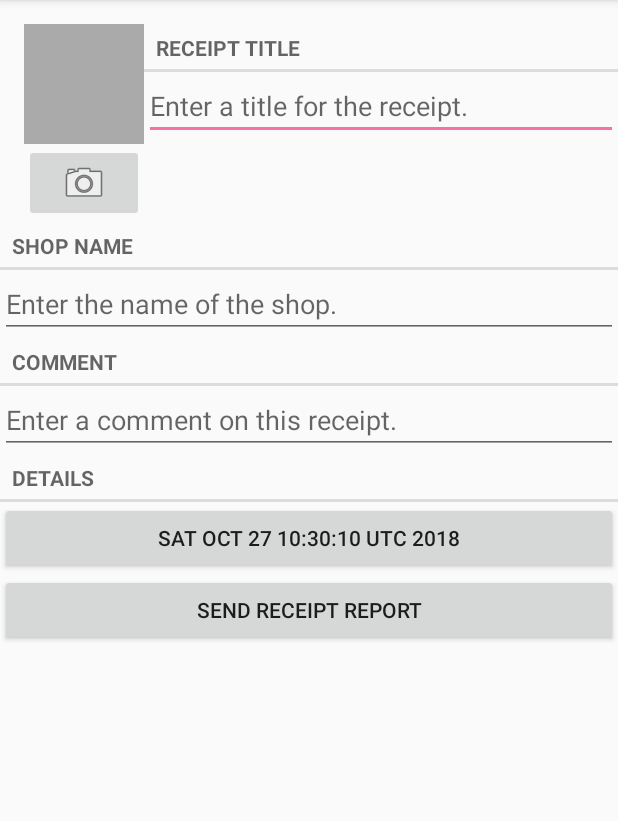
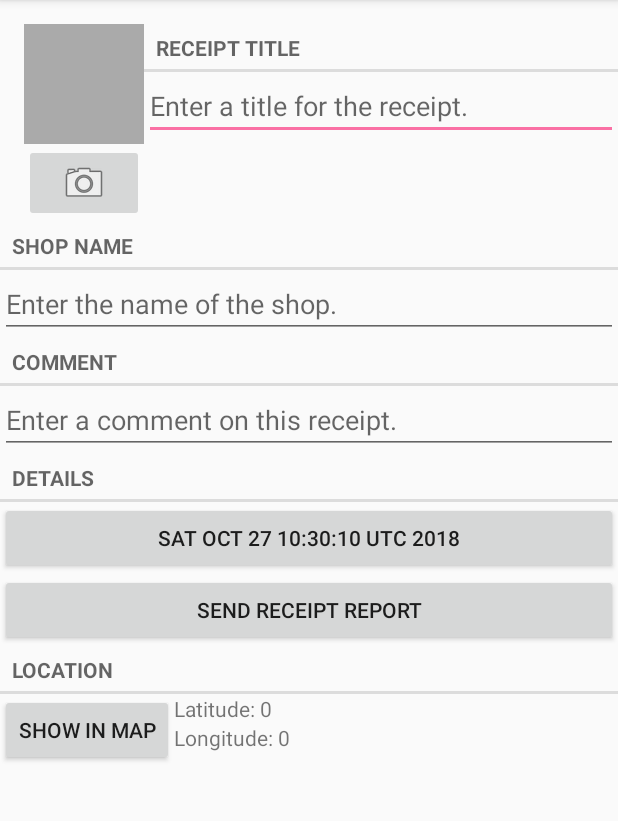
Before and after one commit to usc-sba006/MyReceipts, an Android app: the screen it shows after launch (ReceiptPagerActivity), after a tap on "New Receipt", on a phone screen of 412 x 824 dp, the part 84-905 px from its top. Run offline under Robolectric (Android 15) with nearby library versions, the phone set to English and light mode, and no system bars.

Commit message:
Added button and TextViews for the location stuff, and updated SQLite database structure with longitude and latitude (long datatype, which makes it comically annoying when I have to write "long mLongitude" everywhere).
TextViews update using their own updateLatitude() and updateLongitude() methods, which will also be called as part of the maps activity.

Right now, the "Show in map" button is not wired at all. Next step is to implement MapsActivity and wire it all together.

```diff
--- a/app/src/main/java/com/bignerdranch/android/myreceipts/Receipt.java
+++ b/app/src/main/java/com/bignerdranch/android/myreceipts/Receipt.java
@@ -9,6 +9,8 @@ public class Receipt {
     private String mShop; //edit
     private String mComment; //edit2
     private Date mDate;
+    private long mLatitude;
+    private long mLongitude;
 
     public UUID getId() {
         return mId;
@@ -45,6 +47,14 @@ public class Receipt {
         this.mDate = mDate;
     }
 
+    public long getLatitude() { return mLatitude; }
+
+    public void setLatitude(long mLatitude) { this.mLatitude = mLatitude; }
+
+    public long getLongitude() { return mLongitude; }
+
+    public void setLongitude(long mLongitude) { this.mLongitude = mLongitude; }
+
     public String getPhotoFilename() {
         return "IMG_" + getId().toString() + ".jpg";
     }
--- a/app/src/main/java/com/bignerdranch/android/myreceipts/ReceiptFragment.java
+++ b/app/src/main/java/com/bignerdranch/android/myreceipts/ReceiptFragment.java
@@ -23,6 +23,7 @@ import android.widget.Button;
 import android.widget.EditText;
 import android.widget.ImageButton;
 import android.widget.ImageView;
+import android.widget.TextView;
 
 import java.io.File;
 import java.util.Date;
@@ -45,6 +46,9 @@ public class ReceiptFragment extends Fragment {
     private Button mReportButton;
     private ImageButton mPhotoButton;
     private ImageView mPhotoView;
+    private Button mMapButton;
+    private TextView mLatitudeView;
+    private TextView mLongitudeView;
 
     public static ReceiptFragment newInstance(UUID receiptId) {
         Bundle args = new Bundle();
@@ -191,6 +195,14 @@ public class ReceiptFragment extends Fragment {
         mPhotoView = (ImageView) v.findViewById(R.id.receipt_photo);
         updatePhotoView();
 
+        mMapButton = (Button) v.findViewById(R.id.receipt_map);
+
+        mLatitudeView = (TextView) v.findViewById(R.id.receipt_latitude);
+        updateLatitude();
+
+        mLongitudeView = (TextView) v.findViewById(R.id.receipt_longitude);
+        updateLongitude();
+
         return v;
     }
 
@@ -244,6 +256,18 @@ public class ReceiptFragment extends Fragment {
         mDateButton.setText(mReceipt.getDate().toString());
     }
 
+    private void updateLatitude() {
+        String latitudeString = getString(R.string.receipt_latitude,
+                Long.toString(mReceipt.getLatitude()));
+        mLatitudeView.setText(latitudeString);
+    }
+
+    private void updateLongitude() {
+        String longitudeString = getString(R.string.receipt_longitude,
+                Long.toString(mReceipt.getLongitude()));
+        mLongitudeView.setText(longitudeString);
+    }
+
     private String getReceiptReport() {
         String dateFormat = "EEE, MMM dd";
         String dateString = DateFormat.format(dateFormat,
--- a/app/src/main/java/com/bignerdranch/android/myreceipts/ReceiptLab.java
+++ b/app/src/main/java/com/bignerdranch/android/myreceipts/ReceiptLab.java
@@ -102,6 +102,8 @@ public class ReceiptLab {
         values.put(ReceiptDbSchema.ReceiptTable.Cols.SHOP, receipt.getShop()); //edit
         values.put(ReceiptDbSchema.ReceiptTable.Cols.COMMENT, receipt.getComment()); //edit2
         values.put(ReceiptDbSchema.ReceiptTable.Cols.DATE, receipt.getDate().getTime());
+        values.put(ReceiptDbSchema.ReceiptTable.Cols.LATITUDE, receipt.getLatitude());
+        values.put(ReceiptDbSchema.ReceiptTable.Cols.LONGITUDE, receipt.getLongitude());
 
         return values;
     }
--- a/app/src/main/java/database/ReceiptBaseHelper.java
+++ b/app/src/main/java/database/ReceiptBaseHelper.java
@@ -22,7 +22,9 @@ public class ReceiptBaseHelper extends SQLiteOpenHelper {
                 ReceiptTable.Cols.TITLE + ", " +
                 ReceiptTable.Cols.SHOP + ", " + //edit
                 ReceiptTable.Cols.COMMENT + ", " + //edit2
-                ReceiptTable.Cols.DATE +
+                ReceiptTable.Cols.DATE + ", " +
+                ReceiptTable.Cols.LATITUDE + ", " +
+                ReceiptTable.Cols.LONGITUDE +
                 ")");
     }
 
--- a/app/src/main/java/database/ReceiptCursorWrapper.java
+++ b/app/src/main/java/database/ReceiptCursorWrapper.java
@@ -19,12 +19,16 @@ public class ReceiptCursorWrapper extends CursorWrapper {
         String shop = getString(getColumnIndex(ReceiptDbSchema.ReceiptTable.Cols.SHOP)); //edit
         String comment = getString(getColumnIndex(ReceiptDbSchema.ReceiptTable.Cols.COMMENT)); //edit2
         long date = getLong(getColumnIndex(ReceiptDbSchema.ReceiptTable.Cols.DATE));
+        long latitude = getLong(getColumnIndex(ReceiptDbSchema.ReceiptTable.Cols.LATITUDE));
+        long longitude = getLong(getColumnIndex(ReceiptDbSchema.ReceiptTable.Cols.LONGITUDE));
 
         Receipt receipt = new Receipt(UUID.fromString(uuidString));
         receipt.setTitle(title);
         receipt.setShop(shop); //edit
         receipt.setComment(comment); //edit2
         receipt.setDate(new Date(date));
+        receipt.setLatitude(latitude);
+        receipt.setLongitude(longitude);
 
         return receipt;
     }
--- a/app/src/main/java/database/ReceiptDbSchema.java
+++ b/app/src/main/java/database/ReceiptDbSchema.java
@@ -10,6 +10,8 @@ public class ReceiptDbSchema {
             public static final String SHOP = "shop"; //edit
             public static final String COMMENT = "comment"; //edit2
             public static final String DATE = "date";
+            public static final String LATITUDE = "latitude";
+            public static final String LONGITUDE = "longitude";
         }
     }
 }
--- a/app/src/main/res/layout/fragment_receipt.xml
+++ b/app/src/main/res/layout/fragment_receipt.xml
@@ -89,4 +89,39 @@
         android:layout_width="match_parent"
         android:layout_height="wrap_content"
         android:text="@string/receipt_report_text"/>
+
+
+    <TextView
+        style="?android:listSeparatorTextViewStyle"
+        android:layout_width="match_parent"
+        android:layout_height="wrap_content"
+        android:text="@string/receipt_location_label"/>
+    <LinearLayout
+        android:orientation="horizontal"
+        android:layout_width="match_parent"
+        android:layout_height="wrap_content">
+
+        <Button
+            android:id="@+id/receipt_map"
+            android:layout_width="wrap_content"
+            android:layout_height="wrap_content"
+            android:text="@string/receipt_map_label"/>
+
+        <LinearLayout
+            android:orientation="vertical"
+            android:layout_width="wrap_content"
+            android:layout_height="match_parent">
+
+            <TextView
+                android:id="@+id/receipt_latitude"
+                android:layout_width="wrap_content"
+                android:layout_height="wrap_content"
+                android:text="latitude dummy text"/>
+            <TextView
+                android:id="@+id/receipt_longitude"
+                android:layout_width="wrap_content"
+                android:layout_height="wrap_content"
+                android:text="longitude dummy text"/>
+        </LinearLayout>
+    </LinearLayout>
 </LinearLayout>
--- a/app/src/main/res/values/strings.xml
+++ b/app/src/main/res/values/strings.xml
@@ -18,4 +18,8 @@
     <string name="receipt_report">The receipt "%1$s" was received from a purchase made on %2$s.</string>
     <string name="receipt_report_subject">MyReceipts - Receipt Report</string>
     <string name="send_report">Send receipt report via</string>
+    <string name="receipt_location_label">Location</string>
+    <string name="receipt_map_label">Show In Map</string>
+    <string name="receipt_latitude">Latitude: %1$s</string>
+    <string name="receipt_longitude">Longitude: %1$s</string>
 </resources>
```
